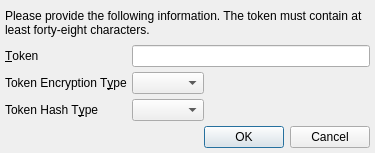
Above: UI/adaptiveechoprompt.ui from xloem/spot-on-svn before the change. Below: the same form after it.
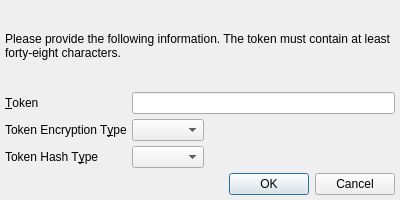
That is the form after the change. Icons and pictures are not drawn.

Diff of the .ui file:
```diff
--- a/UI/adaptiveechoprompt.ui
+++ b/UI/adaptiveechoprompt.ui
@@ -6,8 +6,8 @@
    <rect>
     <x>0</x>
     <y>0</y>
-    <width>375</width>
-    <height>153</height>
+    <width>400</width>
+    <height>200</height>
    </rect>
   </property>
   <property name="windowIcon">
```
